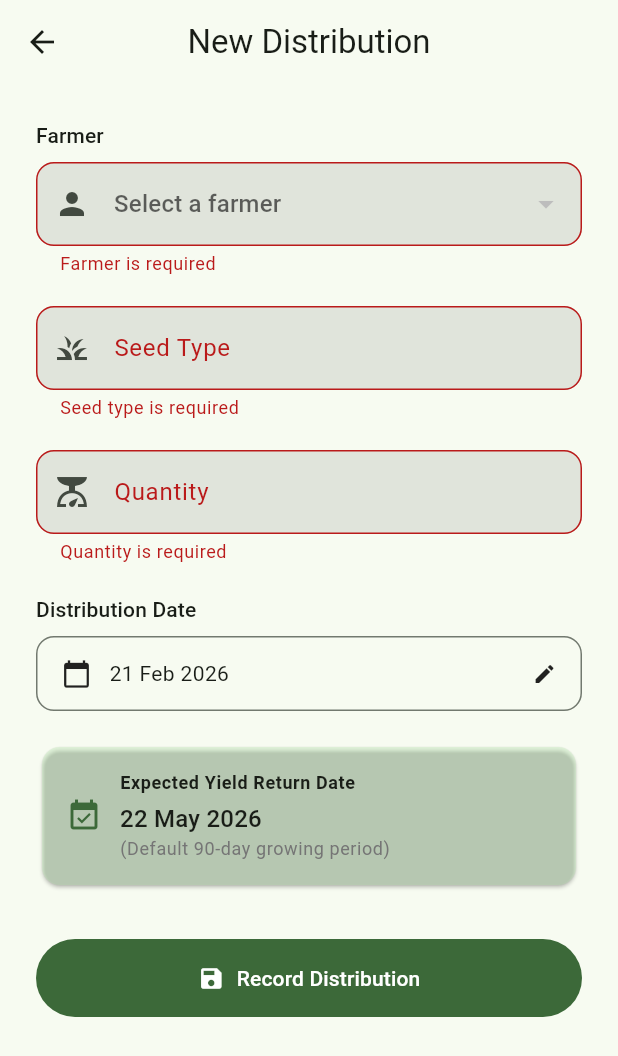
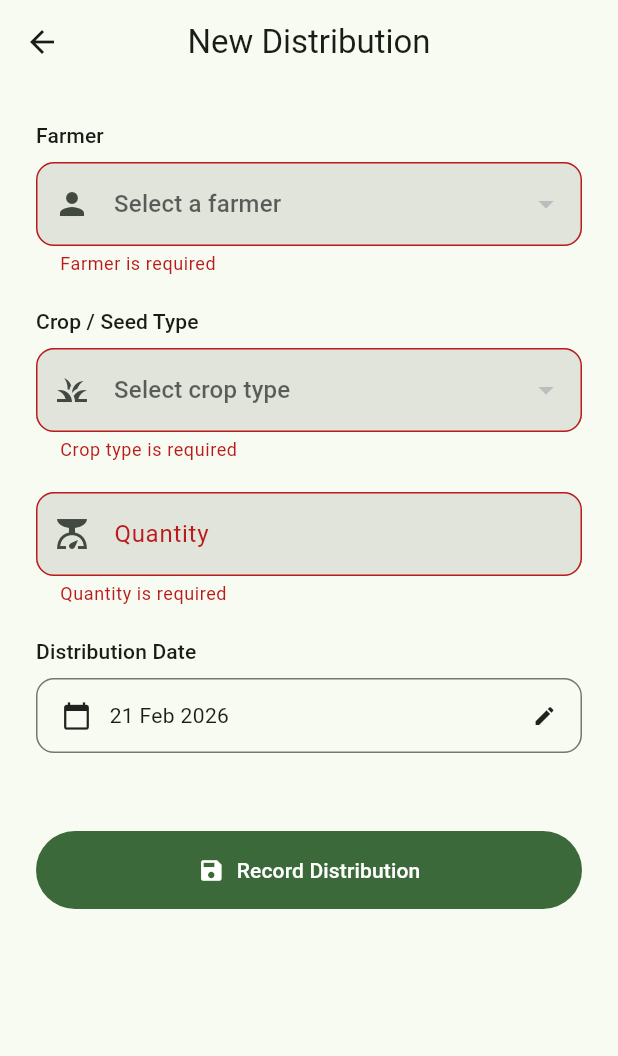
Before and after one commit to sanketmahadik666/Ornate-Agro, a Flutter app: the DistributionFormPage screen opened by its route, after a tap on "Record Distribution", on a phone screen of 412 x 824 dp. Shown: the top 1056 px of the screen. Run offline on Flutter 3.47's test engine with Material 3 defaults, Android fonts, the phone set to English and light mode, and no system bars; our stand-ins replace csv, equatable, file_picker, flutter_bloc, flutter_secure_storage, share_plus and 2 more; missing offline and left inert: excel; accounts and stored records are empty.

Commit message:
feat: replace seed type text input with a crop type dropdown and use its configured growing period to calculate the expected yield return date.

```diff
--- a/lib/app/app.dart
+++ b/lib/app/app.dart
@@ -15,6 +15,11 @@ import 'package:ornate_agro/features/farmers/data/repositories/farmer_repository
 import 'package:ornate_agro/features/distribution/presentation/bloc/distribution_bloc.dart';
 import 'package:ornate_agro/features/distribution/data/datasources/distribution_local_datasource.dart';
 import 'package:ornate_agro/features/distribution/data/repositories/distribution_repository_impl.dart';
+import 'package:ornate_agro/features/crop_config/presentation/bloc/crop_type_bloc.dart';
+import 'package:ornate_agro/features/crop_config/data/datasources/crop_type_local_datasource.dart';
+import 'package:ornate_agro/features/crop_config/data/repositories/crop_type_repository_impl.dart';
+import 'package:ornate_agro/core/services/classification_service.dart';
+import 'package:provider/provider.dart';
 
 class OrnateAgroApp extends StatelessWidget {
   const OrnateAgroApp({required this.database, super.key});
@@ -44,11 +49,27 @@ class OrnateAgroApp extends StatelessWidget {
         DistributionRepositoryImpl(distributionLocalDataSource);
     final distributionBloc = DistributionBloc(distributionRepository);
 
-    return MultiBlocProvider(
+    // Crop config dependencies (Req 8)
+    final cropTypeLocalDataSource = CropTypeLocalDataSource(database);
+    final cropTypeRepository = CropTypeRepositoryImpl(cropTypeLocalDataSource);
+    final cropTypeBloc = CropTypeBloc(cropTypeRepository);
+
+    // Classification service (Req 5)
+    final classificationService = ClassificationService(
+      distributionDataSource: distributionLocalDataSource,
+      farmerDataSource: farmerLocalDataSource,
+    );
+
+    return MultiProvider(
+      providers: [
+        Provider<ClassificationService>.value(value: classificationService),
+      ],
+      child: MultiBlocProvider(
         providers: [
           BlocProvider<AuthBloc>.value(value: authBloc),
           BlocProvider<FarmerBloc>.value(value: farmerBloc),
           BlocProvider<DistributionBloc>.value(value: distributionBloc),
+          BlocProvider<CropTypeBloc>.value(value: cropTypeBloc),
         ],
         child: SessionManagerWidget(
           child: MaterialApp(
@@ -59,6 +80,7 @@ class OrnateAgroApp extends StatelessWidget {
             initialRoute: AppRouter.login,
           ),
         ),
+      ),
     );
   }
 }
--- a/lib/features/distribution/presentation/pages/distribution_form_page.dart
+++ b/lib/features/distribution/presentation/pages/distribution_form_page.dart
@@ -3,11 +3,14 @@ import 'package:flutter_bloc/flutter_bloc.dart';
 import 'package:intl/intl.dart';
 import '../../../../shared/domain/entities/distribution_entity.dart';
 import '../../../../shared/domain/entities/farmer_entity.dart';
+import '../../../../shared/domain/entities/crop_type_entity.dart';
 import '../../../../core/utils/id_generator.dart';
 import '../../../../features/farmers/presentation/bloc/farmer_bloc.dart';
+import '../../../../features/crop_config/presentation/bloc/crop_type_bloc.dart';
 import '../bloc/distribution_bloc.dart';
 
-/// Req 3: Form to create a new seed distribution entry.
+/// Req 3 + Req 8: Form to create a new seed distribution entry.
+/// Uses crop type's configured growing period for expected return date.
 class DistributionFormPage extends StatefulWidget {
   const DistributionFormPage({super.key});
 
@@ -17,25 +20,23 @@ class DistributionFormPage extends StatefulWidget {
 
 class _DistributionFormPageState extends State<DistributionFormPage> {
   final _formKey = GlobalKey<FormState>();
-  final _seedTypeController = TextEditingController();
   final _quantityController = TextEditingController();
   final _dateFormat = DateFormat('dd MMM yyyy');
 
   FarmerEntity? _selectedFarmer;
+  CropTypeEntity? _selectedCropType;
   DateTime _distributionDate = DateTime.now();
-
-  /// Default growing period (days) — uses 90 days until Req 8 crop config is wired.
-  static const int _defaultGrowingPeriodDays = 90;
 
   @override
   void dispose() {
-    _seedTypeController.dispose();
     _quantityController.dispose();
     super.dispose();
   }
 
-  DateTime get _expectedReturnDate =>
-      _distributionDate.add(const Duration(days: _defaultGrowingPeriodDays));
+  DateTime? get _expectedReturnDate => _selectedCropType == null
+      ? null
+      : _distributionDate
+          .add(Duration(days: _selectedCropType!.growingPeriodDays));
 
   void _pickDate() async {
     final picked = await showDatePicker(
@@ -57,14 +58,20 @@ class _DistributionFormPageState extends State<DistributionFormPage> {
       );
       return;
     }
+    if (_selectedCropType == null) {
+      ScaffoldMessenger.of(context).showSnackBar(
+        const SnackBar(content: Text('Please select a crop type')),
+      );
+      return;
+    }
 
     final distribution = DistributionEntity(
       id: generateId(prefix: 'DST'),
       farmerId: _selectedFarmer!.id,
-      seedType: _seedTypeController.text.trim(),
+      seedType: _selectedCropType!.name,
       quantityDistributed: double.parse(_quantityController.text.trim()),
       distributionDate: _distributionDate,
-      expectedYieldDueDate: _expectedReturnDate,
+      expectedYieldDueDate: _expectedReturnDate!,
       recordedByStaffId: 'current_user', // TODO: wire real user from AuthBloc
     );
 
@@ -81,6 +88,10 @@ class _DistributionFormPageState extends State<DistributionFormPage> {
       builder: (context, farmerState) {
         final farmers = farmerState.farmers ?? [];
 
+        return BlocBuilder<CropTypeBloc, CropTypeState>(
+          builder: (context, cropState) {
+            final cropTypes = cropState.cropTypes ?? [];
+
             return Scaffold(
               appBar: AppBar(title: const Text('New Distribution')),
               body: SingleChildScrollView(
@@ -91,7 +102,8 @@ class _DistributionFormPageState extends State<DistributionFormPage> {
                     crossAxisAlignment: CrossAxisAlignment.start,
                     children: [
                       // Farmer picker
-                  Text('Farmer', style: Theme.of(context).textTheme.titleSmall),
+                      Text('Farmer',
+                          style: Theme.of(context).textTheme.titleSmall),
                       const SizedBox(height: 8),
                       DropdownButtonFormField<FarmerEntity>(
                         value: _selectedFarmer,
@@ -116,23 +128,34 @@ class _DistributionFormPageState extends State<DistributionFormPage> {
 
                       const SizedBox(height: 20),
 
-                  // Seed type
-                  TextFormField(
-                    controller: _seedTypeController,
+                      // Crop type picker (replaces free-text seed type)
+                      Text('Crop / Seed Type',
+                          style: Theme.of(context).textTheme.titleSmall),
+                      const SizedBox(height: 8),
+                      DropdownButtonFormField<CropTypeEntity>(
+                        value: _selectedCropType,
+                        hint: const Text('Select crop type'),
+                        isExpanded: true,
+                        items: cropTypes
+                            .map((ct) => DropdownMenuItem(
+                                  value: ct,
+                                  child: Text(
+                                      '${ct.name} (${ct.growingPeriodDays} days)'),
+                                ))
+                            .toList(),
+                        onChanged: (ct) =>
+                            setState(() => _selectedCropType = ct),
+                        validator: (value) =>
+                            value == null ? 'Crop type is required' : null,
                         decoration: InputDecoration(
-                      labelText: 'Seed Type',
-                      hintText: 'e.g. Wheat, Rice, Soybean',
                           prefixIcon: const Icon(Icons.grass),
                           border: OutlineInputBorder(
                               borderRadius: BorderRadius.circular(12)),
+                          helperText: cropTypes.isEmpty
+                              ? 'No crop types configured — add one in Crop Configuration first'
+                              : null,
+                          helperStyle: const TextStyle(color: Colors.orange),
                         ),
-                    textCapitalization: TextCapitalization.words,
-                    validator: (value) {
-                      if (value == null || value.trim().isEmpty) {
-                        return 'Seed type is required';
-                      }
-                      return null;
-                    },
                       ),
 
                       const SizedBox(height: 20),
@@ -147,8 +170,8 @@ class _DistributionFormPageState extends State<DistributionFormPage> {
                           border: OutlineInputBorder(
                               borderRadius: BorderRadius.circular(12)),
                         ),
-                    keyboardType:
-                        const TextInputType.numberWithOptions(decimal: true),
+                        keyboardType: const TextInputType.numberWithOptions(
+                            decimal: true),
                         validator: (value) {
                           if (value == null || value.trim().isEmpty) {
                             return 'Quantity is required';
@@ -192,7 +215,8 @@ class _DistributionFormPageState extends State<DistributionFormPage> {
 
                       const SizedBox(height: 20),
 
-                  // Expected return date (auto-calculated, read-only)
+                      // Expected return date (auto-calculated from crop type)
+                      if (_selectedCropType != null)
                         Card(
                           color: Theme.of(context)
                               .colorScheme
@@ -203,31 +227,37 @@ class _DistributionFormPageState extends State<DistributionFormPage> {
                             child: Row(
                               children: [
                                 Icon(Icons.event_available,
-                              color: Theme.of(context).colorScheme.primary),
+                                    color:
+                                        Theme.of(context).colorScheme.primary),
                                 const SizedBox(width: 12),
                                 Expanded(
                                   child: Column(
-                              crossAxisAlignment: CrossAxisAlignment.start,
+                                    crossAxisAlignment:
+                                        CrossAxisAlignment.start,
                                     children: [
                                       Text(
                                         'Expected Yield Return Date',
                                         style: Theme.of(context)
                                             .textTheme
                                             .bodySmall
-                                      ?.copyWith(fontWeight: FontWeight.w600),
+                                            ?.copyWith(
+                                                fontWeight: FontWeight.w600),
                                       ),
                                       const SizedBox(height: 4),
                                       Text(
-                                  _dateFormat.format(_expectedReturnDate),
-                                  style:
-                                      Theme.of(context).textTheme.titleMedium,
+                                        _dateFormat
+                                            .format(_expectedReturnDate!),
+                                        style: Theme.of(context)
+                                            .textTheme
+                                            .titleMedium,
                                       ),
                                       Text(
-                                  '(Default $_defaultGrowingPeriodDays-day growing period)',
+                                        '${_selectedCropType!.name} — ${_selectedCropType!.growingPeriodDays}-day growing period',
                                         style: Theme.of(context)
                                             .textTheme
                                             .bodySmall
-                                      ?.copyWith(color: Colors.grey.shade600),
+                                            ?.copyWith(
+                                                color: Colors.grey.shade600),
                                       ),
                                     ],
                                   ),
@@ -258,5 +288,7 @@ class _DistributionFormPageState extends State<DistributionFormPage> {
             );
           },
         );
+      },
+    );
   }
 }
```
Lines whose indentation alone changed are shown as unchanged.
